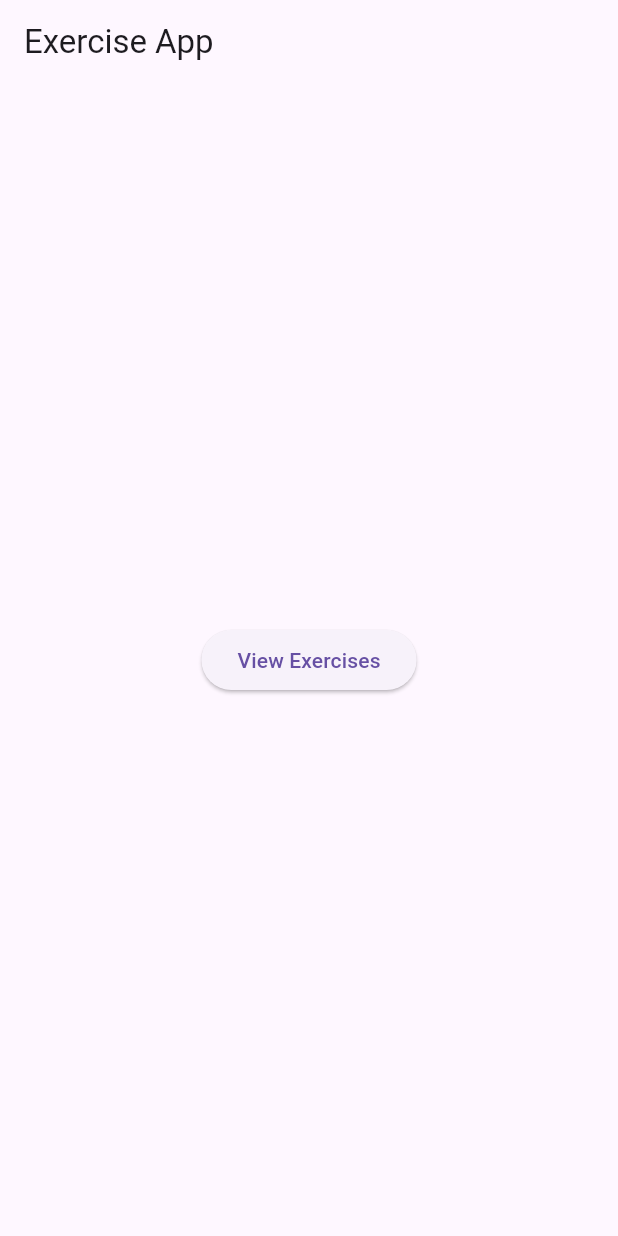
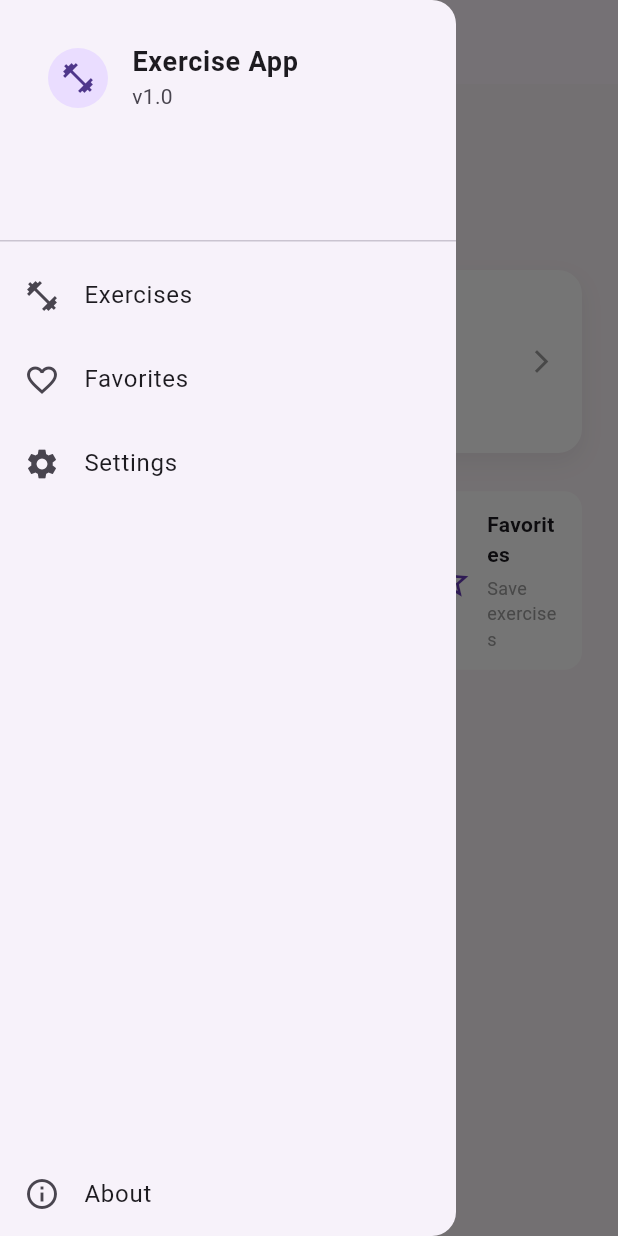
Before and after one commit to Karuki00/exercise_app, a Flutter app: the screen it shows after launch, with the side drawer open (before the commit the screen has no drawer), on a phone screen of 412 x 824 dp. Run offline on Flutter 3.47's test engine with Material 3 defaults, Android fonts, the phone set to English and light mode, and no system bars.

Commit message:
Add left navigation drawer with routes: Exercise, Favorites, Settings

```diff
--- a/lib/pages/home_page.dart
+++ b/lib/pages/home_page.dart
@@ -1,22 +1,143 @@
 import 'package:flutter/material.dart';
 import 'exercise_list_page.dart';
+import 'package:exercise_app/widgets/app_drawer.dart';
 
 class HomePage extends StatelessWidget {
+  const HomePage({super.key});
+
   @override
   Widget build(BuildContext context) {
+    final theme = Theme.of(context);
     return Scaffold(
-      appBar: AppBar(title: Text('Exercise App')),
-      body: Center(
-        child: ElevatedButton(
-          child: Text("View Exercises"),
-          onPressed: () {
-            Navigator.push(
-              context,
-              MaterialPageRoute(builder: (_) => ExerciseListPage()),
-            );
-          },
+      appBar: AppBar(
+        title: const Text('Exercise App'),
+        elevation: 0,
+      ),
+      drawer: const AppDrawer(), // we'll create this in step 2
+      body: Container(
+        width: double.infinity,
+        padding: const EdgeInsets.symmetric(horizontal: 24),
+        color: const Color(0xFFFBF4F8),
+        child: Column(
+          crossAxisAlignment: CrossAxisAlignment.start,
+          children: [
+            const SizedBox(height: 28),
+            Text('Welcome', style: theme.textTheme.headlineSmall),
+            const SizedBox(height: 8),
+            Text(
+              'Find exercises, build routines, and stay fit.',
+              style: theme.textTheme.bodyMedium,
+            ),
+            const SizedBox(height: 36),
+
+            // Big card with CTA
+            GestureDetector(
+              onTap: () {
+                Navigator.push(
+                  context,
+                  MaterialPageRoute(builder: (_) => ExerciseListPage()),
+                );
+              },
+              child: Container(
+                width: double.infinity,
+                padding: const EdgeInsets.all(18),
+                decoration: BoxDecoration(
+                  color: Colors.white,
+                  borderRadius: BorderRadius.circular(16),
+                  boxShadow: [
+                    BoxShadow(
+                      color: Colors.black.withOpacity(0.06),
+                      blurRadius: 12,
+                      offset: const Offset(0, 6),
+                    )
+                  ],
+                ),
+                child: Row(
+                  children: [
+                    Container(
+                      width: 86,
+                      height: 86,
+                      decoration: BoxDecoration(
+                        color: const Color(0xFFF7EEF6),
+                        borderRadius: BorderRadius.circular(12),
+                      ),
+                      child: const Icon(Icons.fitness_center, size: 44, color: Colors.deepPurple),
+                    ),
+                    const SizedBox(width: 16),
+                    Expanded(
+                      child: Column(
+                        crossAxisAlignment: CrossAxisAlignment.start,
+                        children: const [
+                          Text('Explore Exercises', style: TextStyle(fontSize: 18, fontWeight: FontWeight.bold)),
+                          SizedBox(height: 6),
+                          Text('Browse exercises from ExerciseDB', style: TextStyle(color: Colors.grey)),
+                        ],
+                      ),
+                    ),
+                    const Icon(Icons.arrow_forward_ios, size: 18, color: Colors.grey),
+                  ],
+                ),
+              ),
+            ),
+
+            const SizedBox(height: 24),
+
+            // Small quick tips row
+            Row(
+              children: [
+                _InfoTile(icon: Icons.timer, title: 'Short Workouts', subtitle: '10-20 min'),
+                const SizedBox(width: 12),
+                _InfoTile(icon: Icons.person, title: 'Body Focus', subtitle: 'Abs, Legs'),
+                const SizedBox(width: 12),
+                _InfoTile(icon: Icons.star_border, title: 'Favorites', subtitle: 'Save exercises'),
+              ],
+            ),
+
+            const Spacer(),
+
+            // Footer text
+            Padding(
+              padding: const EdgeInsets.symmetric(vertical: 20),
+              child: Center(
+                child: Text('Made with ♥ • ExerciseDB', style: theme.textTheme.bodySmall),
+              ),
+            )
+          ],
         ),
       ),
     );
   }
 }
+
+class _InfoTile extends StatelessWidget {
+  final IconData icon;
+  final String title, subtitle;
+
+  const _InfoTile({required this.icon, required this.title, required this.subtitle});
+
+  @override
+  Widget build(BuildContext context) {
+    return Expanded(
+      child: Container(
+        padding: const EdgeInsets.all(12),
+        decoration: BoxDecoration(
+          color: Colors.white,
+          borderRadius: BorderRadius.circular(12),
+        ),
+        child: Row(
+          children: [
+            Icon(icon, size: 28, color: Colors.deepPurple),
+            const SizedBox(width: 10),
+            Expanded(
+              child: Column(crossAxisAlignment: CrossAxisAlignment.start, children: [
+                Text(title, style: const TextStyle(fontWeight: FontWeight.w600)),
+                const SizedBox(height: 4),
+                Text(subtitle, style: const TextStyle(color: Colors.grey, fontSize: 12)),
+              ]),
+            ),
+          ],
+        ),
+      ),
+    );
+  }
+}
--- /dev/null
+++ b/lib/widgets/app_drawer.dart
@@ -0,0 +1,55 @@
+import 'package:flutter/material.dart';
+import '../pages/exercise_list_page.dart';
+
+class AppDrawer extends StatelessWidget {
+  const AppDrawer({super.key});
+
+  @override
+  Widget build(BuildContext context) {
+    return Drawer(
+      child: SafeArea(
+        child: Column(
+          children: [
+            const DrawerHeader(
+              child: ListTile(
+                leading: CircleAvatar(child: Icon(Icons.fitness_center)),
+                title: Text('Exercise App', style: TextStyle(fontSize: 18, fontWeight: FontWeight.bold)),
+                subtitle: Text('v1.0'),
+              ),
+            ),
+            ListTile(
+              leading: const Icon(Icons.fitness_center),
+              title: const Text('Exercises'),
+              onTap: () {
+                Navigator.pop(context);
+                Navigator.push(context, MaterialPageRoute(builder: (_) => ExerciseListPage()));
+              },
+            ),
+            ListTile(
+              leading: const Icon(Icons.favorite_border),
+              title: const Text('Favorites'),
+              onTap: () {
+                Navigator.pop(context);
+                // TODO: push favorites page
+              },
+            ),
+            ListTile(
+              leading: const Icon(Icons.settings),
+              title: const Text('Settings'),
+              onTap: () {
+                Navigator.pop(context);
+                // TODO: push settings page
+              },
+            ),
+            const Spacer(),
+            ListTile(
+              leading: const Icon(Icons.info_outline),
+              title: const Text('About'),
+              onTap: () => showAboutDialog(context: context, applicationName: 'Exercise App', applicationVersion: '1.0'),
+            ),
+          ],
+        ),
+      ),
+    );
+  }
+}
```
